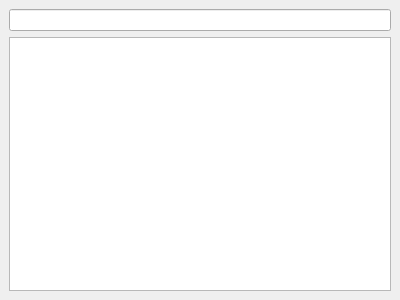
First picture: the form in src/ui/dock/moduledockwidget.ui, repository metaxy/openBibleViewer, before the edit.
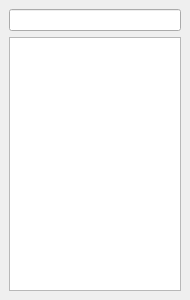
Second picture: the form after the edit.

What changed in the file:
```diff
--- a/src/ui/dock/moduledockwidget.ui
+++ b/src/ui/dock/moduledockwidget.ui
@@ -6,7 +6,7 @@
    <rect>
     <x>0</x>
     <y>0</y>
-    <width>400</width>
+    <width>190</width>
     <height>300</height>
    </rect>
   </property>
```
